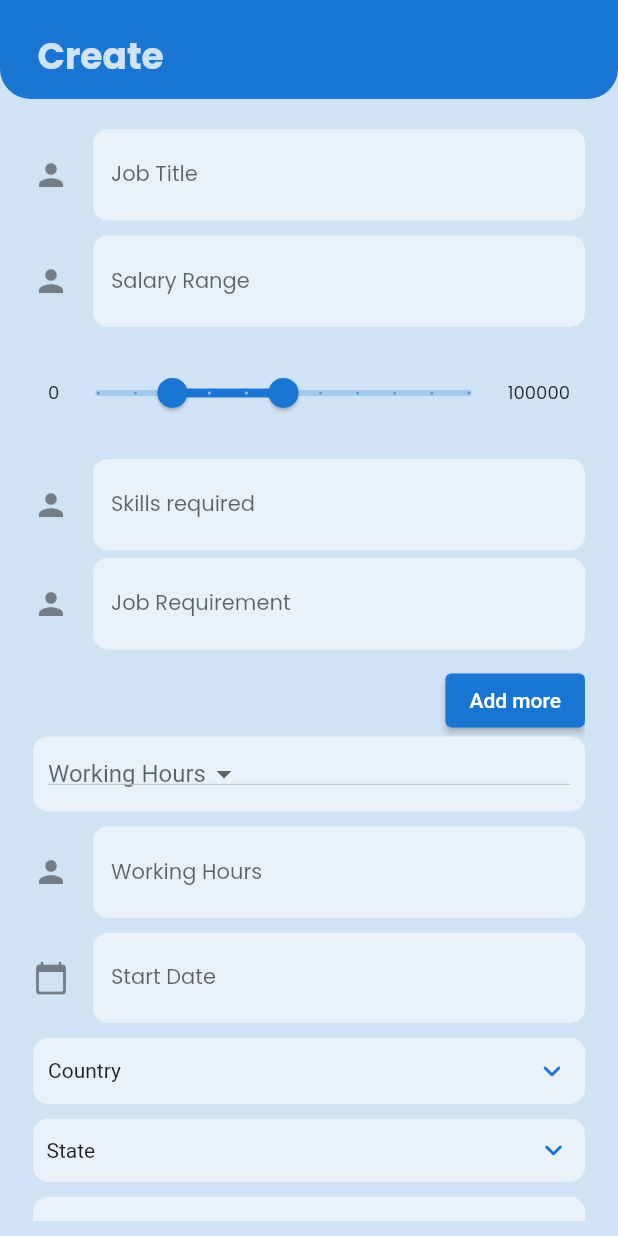
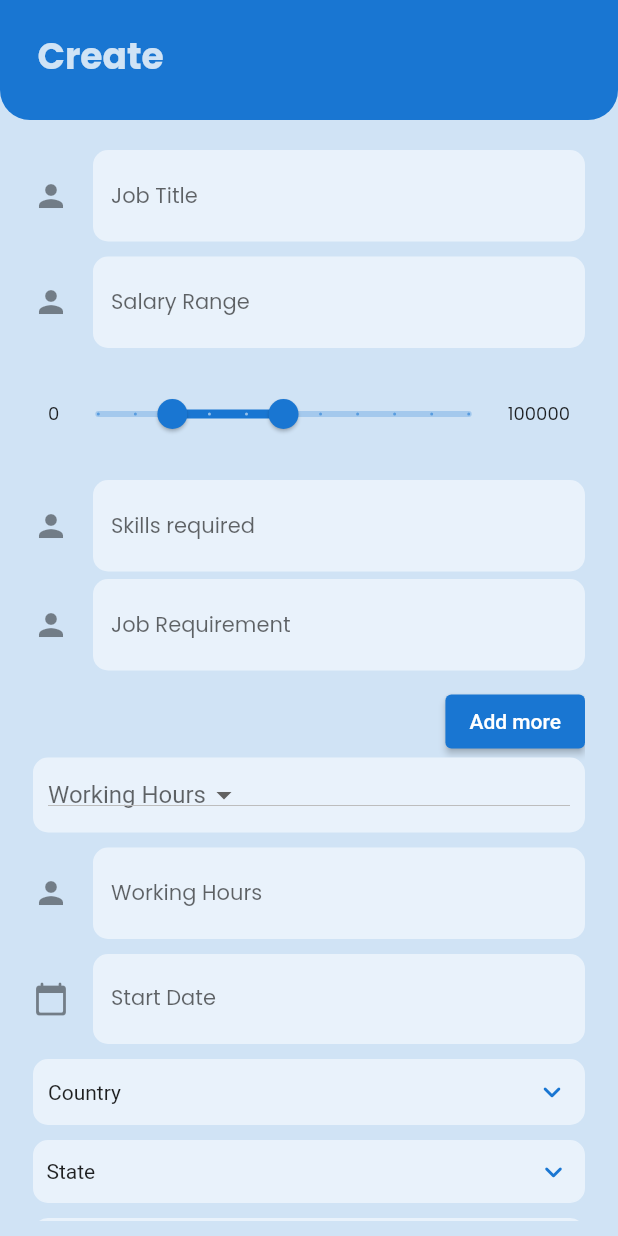
Before and after one commit to The-Blue-BIT-Hackathon/26_SPD, a Flutter app: the CreatePost screen opened directly, on a phone screen of 412 x 824 dp. Run offline on Flutter 3.47's test engine with Material 2 defaults, Android fonts, the phone set to English and light mode, and no system bars; drawn by our look-alikes of csc_picker; our stand-ins replace file_picker, firebase_auth, firebase_core, firebase_storage, flutter_feather_icons, google_fonts and 5 more; missing offline and left inert: pluto_menu_bar; accounts and stored records are empty; project files that could hold a hidden picture were left out.

Commit message:
app bar fixed

```diff
--- a/lib/UI/Screens/Company/CActivityScreen.dart
+++ b/lib/UI/Screens/Company/CActivityScreen.dart
@@ -13,7 +13,7 @@ class NActivityScreen extends StatelessWidget {
         appBar: AppBar(
           backgroundColor: Colors.transparent,
           elevation: 0.0,
-          toolbarHeight: MediaQuery.of(context).size.height * 0.08,
+          toolbarHeight: 80,
           flexibleSpace: RoundAppBar(
             title: 'Activity',
           ),
--- a/lib/UI/Screens/Company/CchatScreen.dart
+++ b/lib/UI/Screens/Company/CchatScreen.dart
@@ -15,7 +15,7 @@ class CompanyChatScreen extends StatelessWidget {
         appBar: AppBar(
           backgroundColor: Colors.transparent,
           elevation: 0.0,
-          toolbarHeight: 85,
+          toolbarHeight: 80,
           flexibleSpace: RoundAppBar(
             title: 'Chat',
           ),
--- a/lib/UI/Screens/Company/CreatePostScreen.dart
+++ b/lib/UI/Screens/Company/CreatePostScreen.dart
@@ -62,7 +62,7 @@ class _CreatePostState extends State<CreatePost> {
         appBar: AppBar(
           backgroundColor: Colors.transparent,
           elevation: 0.0,
-          toolbarHeight: MediaQuery.of(context).size.height * 0.08,
+          toolbarHeight: 80,
           flexibleSpace: RoundAppBar(
             title: 'Create',
           ),
--- a/lib/UI/Screens/User/UActivityScreen.dart
+++ b/lib/UI/Screens/User/UActivityScreen.dart
@@ -52,7 +52,7 @@ class _UActivityScreenState extends State<UActivityScreen> {
         appBar: AppBar(
           backgroundColor: Colors.transparent,
           elevation: 0.0,
-          toolbarHeight: MediaQuery.of(context).size.height * 0.08,
+          toolbarHeight: 80,
           flexibleSpace: const RoundAppBar(title: 'Activity'),
         ),
         body: isLoading
--- a/lib/UI/Screens/User/UCourseScreen.dart
+++ b/lib/UI/Screens/User/UCourseScreen.dart
@@ -13,7 +13,7 @@ class UCourseScreen extends StatelessWidget {
         appBar: AppBar(
           backgroundColor: Colors.transparent,
           elevation: 0.0,
-          toolbarHeight: MediaQuery.of(context).size.height * 0.08,
+          toolbarHeight: 80,
           flexibleSpace: RoundAppBar(
             title: 'Course',
           ),
--- a/lib/UI/Screens/User/UchatScreen.dart
+++ b/lib/UI/Screens/User/UchatScreen.dart
@@ -15,7 +15,7 @@ class UChatScreen extends StatelessWidget {
         appBar: AppBar(
           backgroundColor: Colors.transparent,
           elevation: 0.0,
-          toolbarHeight: MediaQuery.of(context).size.height * 0.08,
+          toolbarHeight: 80,
           flexibleSpace: RoundAppBar(
             title: 'Chat',
           ),
--- a/lib/UI/Screens/widgets/viewPost.dart
+++ b/lib/UI/Screens/widgets/viewPost.dart
@@ -1,4 +1,3 @@
-
 import 'package:flutter/material.dart';
 import 'package:flutter_feather_icons/flutter_feather_icons.dart';
 import 'package:khoj/constants.dart';
@@ -149,7 +148,7 @@ class _InternshipDetailsState extends State<InternshipDetails> {
                                         style: kTextPopR14,
                                       ),
                                       Text(
-                                        post!.lsalary ?? "",
+                                        post!.lsalary,
                                         style: kTextPopB14,
                                       ),
                                     ],
```
Also changed, not shown: lib/UI/Screens/User/UHomeScreen.dart (+4 -4 lines).
